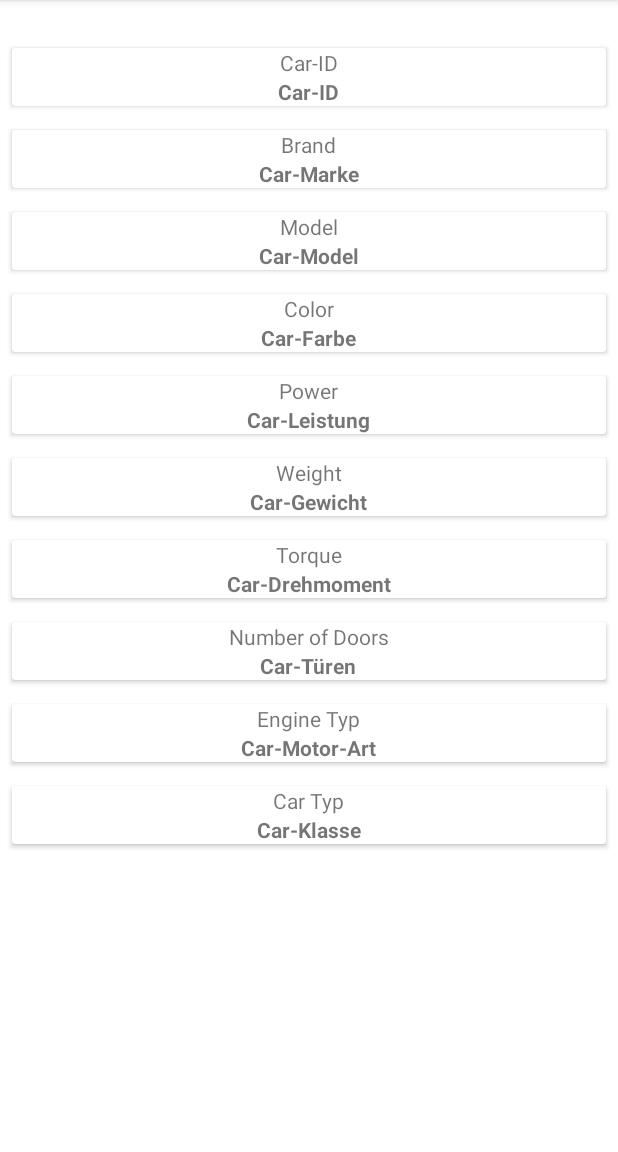
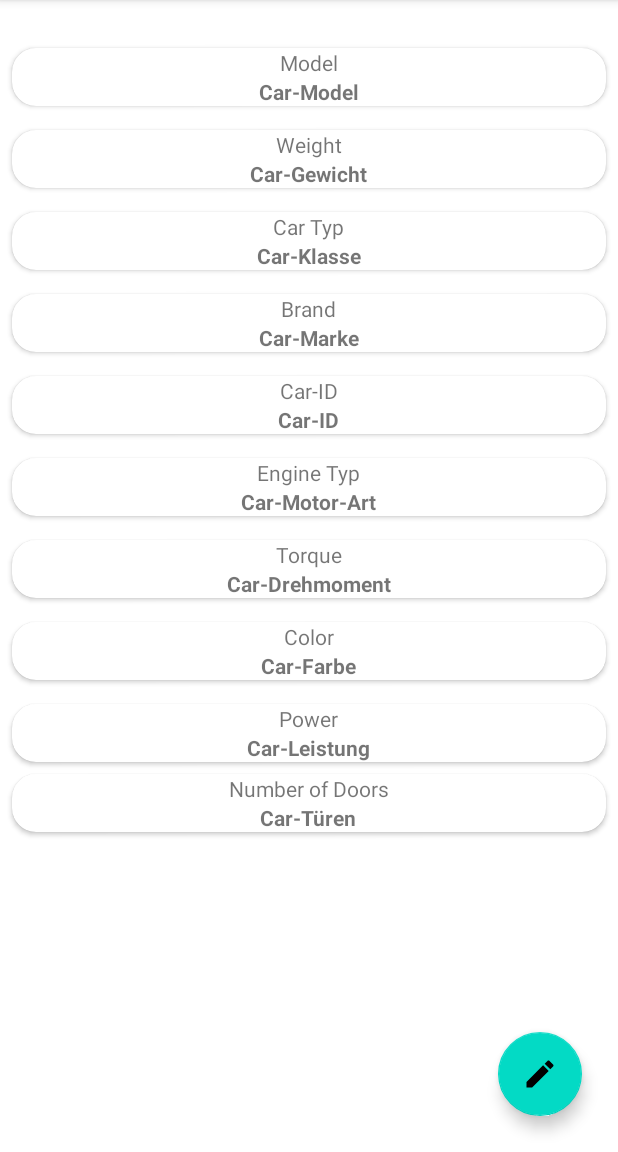
Before and after one commit to LukasLJL/CarService-Android, an Android app: the CarDetailsActivity screen opened directly, with no data from a screen before it, on a phone screen of 412 x 824 dp, the part 84-1236 px from its top. Run offline under Robolectric (Android 15) with nearby library versions, the phone set to English and light mode, and no system bars; our stand-ins replace Picasso; network calls fail; pictures from the network do not load.

Commit message:
NEW! -> Car Brand Icons

```diff
--- a/app/build.gradle
+++ b/app/build.gradle
@@ -39,5 +39,6 @@ dependencies {
     implementation 'com.android.volley:volley:1.1.1'
     implementation 'com.google.code.gson:gson:2.8.6'
     implementation "androidx.swiperefreshlayout:swiperefreshlayout:1.1.0"
+    implementation 'com.squareup.picasso:picasso:2.71828'
 
 }
--- a/app/src/main/java/com/nttdata/carserviceapp/CarDetailsActivity.java
+++ b/app/src/main/java/com/nttdata/carserviceapp/CarDetailsActivity.java
@@ -3,6 +3,8 @@ package com.nttdata.carserviceapp;
 import android.annotation.SuppressLint;
 import android.content.Intent;
 import android.os.Bundle;
+import android.view.View;
+import android.widget.ImageView;
 import android.widget.TextView;
 
 import androidx.annotation.Nullable;
@@ -21,6 +23,11 @@ public class CarDetailsActivity extends AppCompatActivity  {
     private TextView textView_farbe;
     private TextView textView_motor_art;
     private TextView textView_klasse;
+    private ImageView carBrandImage;
+    private CarBrandImageLoader carBrandImageLoader;
+
+    private Car detailCar;
+
 
     @SuppressLint("SetTextI18n")
     @Override
@@ -29,6 +36,8 @@ public class CarDetailsActivity extends AppCompatActivity  {
         setContentView(R.layout.car_details);
         Intent iin = getIntent();
         Bundle bundle = iin.getExtras();
+
+        carBrandImageLoader = new CarBrandImageLoader();
 
         //init all TextViews
         textView_id = findViewById(R.id.car_detail_id);
@@ -41,9 +50,10 @@ public class CarDetailsActivity extends AppCompatActivity  {
         textView_farbe = findViewById(R.id.car_detail_farbe);
         textView_motor_art = findViewById(R.id.car_detail_motor_art);
         textView_klasse = findViewById(R.id.car_detail_klasse);
+        carBrandImage = findViewById(R.id.car_detail_image);
 
         if (bundle != null){
-            Car detailCar = (Car) bundle.get("CAR");
+            detailCar = (Car) bundle.get("CAR");
             textView_id.setText(detailCar.getId().toString());
             textView_marke.setText(detailCar.getMarke());
             textView_model.setText(detailCar.getModel());
@@ -54,7 +64,15 @@ public class CarDetailsActivity extends AppCompatActivity  {
             textView_farbe.setText(detailCar.getFarbe());
             textView_motor_art.setText(detailCar.getMotor_art());
             textView_klasse.setText(detailCar.getKlasse());
+            carBrandImageLoader.getImage(carBrandImage, detailCar.getMarke());
+
         }
 
     }
+
+    public void editCarButton(View view) {
+        Intent intent = new Intent(CarDetailsActivity.this, CarEditActivity.class);
+        intent.putExtra("CAR", detailCar);
+        startActivity(intent);
+    }
 }
--- a/app/src/main/java/com/nttdata/carserviceapp/MainActivity.java
+++ b/app/src/main/java/com/nttdata/carserviceapp/MainActivity.java
@@ -12,6 +12,7 @@ import android.widget.Toast;
 
 import androidx.appcompat.app.AppCompatActivity;
 import androidx.appcompat.view.ActionMode;
+import androidx.appcompat.widget.Toolbar;
 import androidx.recyclerview.widget.LinearLayoutManager;
 import androidx.recyclerview.widget.RecyclerView;
 import androidx.swiperefreshlayout.widget.SwipeRefreshLayout;
@@ -23,6 +24,7 @@ public class MainActivity extends AppCompatActivity implements Adapter.ClickList
     private RecyclerView recyclerView;
     private Adapter adapter;
     private SwipeRefreshLayout swipeRefreshLayout;
+    private Toolbar toolbar;
 
     @Override
     protected void onCreate(Bundle savedInstanceState) {
@@ -43,7 +45,6 @@ public class MainActivity extends AppCompatActivity implements Adapter.ClickList
         adapter = new Adapter(MainActivity.this, carHandler.getLocalCarList(), MainActivity.this);
         recyclerView.setAdapter(adapter);
         recyclerView.setLayoutManager(new LinearLayoutManager(this));
-
 
         //download car from server
         carHandler.getAllCars(this, adapter, MainActivity.this);
@@ -75,7 +76,7 @@ public class MainActivity extends AppCompatActivity implements Adapter.ClickList
     }
 
 
-    private void addCarButton(View view) {
+    public void addCarButton(View view) {
         Toast.makeText(this, "Create Car ", Toast.LENGTH_SHORT).show();
 
         Intent intent = new Intent(this, CarCreateActivity.class);
@@ -141,4 +142,5 @@ public class MainActivity extends AppCompatActivity implements Adapter.ClickList
             actionMode = null;
         }
     };
+
 }
--- a/app/src/main/res/layout/car_details.xml
+++ b/app/src/main/res/layout/car_details.xml
@@ -7,16 +7,153 @@
     android:layout_height="match_parent">
 
 
+    <ScrollView
+        android:id="@+id/scrollView2"
+        android:layout_width="match_parent"
+        android:layout_height="match_parent"
+        app:layout_constraintBottom_toTopOf="@+id/detailEditButton"
+        tools:layout_editor_absoluteX="82dp">
+
+        <LinearLayout
+            android:layout_width="match_parent"
+            android:layout_height="wrap_content"
+            android:orientation="vertical">
+
             <ImageView
-        android:id="@+id/imageView"
+                android:id="@+id/car_detail_image"
                 android:layout_width="wrap_content"
                 android:layout_height="wrap_content"
+                android:layout_gravity="center"
                 android:layout_marginTop="16dp"
-        app:layout_constraintEnd_toEndOf="parent"
-        app:layout_constraintStart_toStartOf="parent"
-        app:layout_constraintTop_toTopOf="parent"
-        tools:ignore="MissingConstraints"
                 tools:srcCompat="@drawable/ic_launcher_foreground" />
+
+            <androidx.cardview.widget.CardView
+                android:id="@+id/cardView_model"
+                android:layout_width="match_parent"
+                android:layout_height="wrap_content"
+                android:layout_marginStart="8dp"
+                android:layout_marginTop="16dp"
+                android:layout_marginEnd="8dp"
+                app:cardCornerRadius="16dp">
+
+                <LinearLayout
+                    android:layout_width="match_parent"
+                    android:layout_height="match_parent"
+                    android:orientation="vertical">
+
+                    <TextView
+                        android:id="@+id/text_car_model"
+                        android:layout_width="wrap_content"
+                        android:layout_height="wrap_content"
+                        android:layout_gravity="center"
+                        android:text="Model" />
+
+                    <TextView
+                        android:id="@+id/car_detail_model"
+                        android:layout_width="wrap_content"
+                        android:layout_height="wrap_content"
+                        android:layout_gravity="center"
+                        android:text="Car-Model"
+                        android:textStyle="bold" />
+                </LinearLayout>
+
+            </androidx.cardview.widget.CardView>
+
+            <androidx.cardview.widget.CardView
+                android:id="@+id/cardView_gewicht"
+                android:layout_width="match_parent"
+                android:layout_height="wrap_content"
+                android:layout_marginStart="8dp"
+                android:layout_marginTop="16dp"
+                android:layout_marginEnd="8dp"
+                app:cardCornerRadius="16dp">
+
+                <LinearLayout
+                    android:layout_width="match_parent"
+                    android:layout_height="match_parent"
+                    android:orientation="vertical">
+
+                    <TextView
+                        android:id="@+id/text_car_gewicht"
+                        android:layout_width="wrap_content"
+                        android:layout_height="wrap_content"
+                        android:layout_gravity="center"
+                        android:text="Weight" />
+
+                    <TextView
+                        android:id="@+id/car_detail_gewicht"
+                        android:layout_width="wrap_content"
+                        android:layout_height="wrap_content"
+                        android:layout_gravity="center"
+                        android:text="Car-Gewicht"
+                        android:textStyle="bold" />
+                </LinearLayout>
+
+            </androidx.cardview.widget.CardView>
+
+            <androidx.cardview.widget.CardView
+                android:id="@+id/cardView_klasse"
+                android:layout_width="match_parent"
+                android:layout_height="wrap_content"
+                android:layout_marginStart="8dp"
+                android:layout_marginTop="16dp"
+                android:layout_marginEnd="8dp"
+                app:cardCornerRadius="16dp">
+
+                <LinearLayout
+                    android:layout_width="match_parent"
+                    android:layout_height="match_parent"
+                    android:orientation="vertical">
+
+                    <TextView
+                        android:id="@+id/text_car_klasse"
+                        android:layout_width="wrap_content"
+                        android:layout_height="wrap_content"
+                        android:layout_gravity="center"
+                        android:text="Car Typ" />
+
+                    <TextView
+                        android:id="@+id/car_detail_klasse"
+                        android:layout_width="wrap_content"
+                        android:layout_height="wrap_content"
+                        android:layout_gravity="center"
+                        android:text="Car-Klasse"
+                        android:textStyle="bold" />
+                </LinearLayout>
+
+            </androidx.cardview.widget.CardView>
+
+            <androidx.cardview.widget.CardView
+                android:id="@+id/cardView_marke"
+                android:layout_width="match_parent"
+                android:layout_height="wrap_content"
+                android:layout_marginStart="8dp"
+                android:layout_marginTop="16dp"
+                android:layout_marginEnd="8dp"
+                app:cardCornerRadius="16dp">
+
+                <LinearLayout
+                    android:layout_width="match_parent"
+                    android:layout_height="match_parent"
+                    android:orientation="vertical">
+
+                    <TextView
+                        android:id="@+id/text_car_marke"
+                        android:layout_width="wrap_content"
+                        android:layout_height="wrap_content"
+                        android:layout_gravity="center"
+                        android:text="Brand" />
+
+                    <TextView
+                        android:id="@+id/car_detail_marke"
+                        android:layout_width="wrap_content"
+                        android:layout_height="wrap_content"
+                        android:layout_gravity="center"
+                        android:text="Car-Marke"
+                        android:textStyle="bold" />
+                </LinearLayout>
+
+            </androidx.cardview.widget.CardView>
 
             <androidx.cardview.widget.CardView
                 android:id="@+id/cardView_id"
@@ -25,9 +162,7 @@
                 android:layout_marginStart="8dp"
                 android:layout_marginTop="16dp"
                 android:layout_marginEnd="8dp"
-        app:layout_constraintEnd_toEndOf="parent"
-        app:layout_constraintStart_toStartOf="parent"
-        app:layout_constraintTop_toBottomOf="@+id/imageView">
+                app:cardCornerRadius="16dp">
 
                 <LinearLayout
                     android:layout_width="match_parent"
@@ -47,20 +182,19 @@
                         android:layout_height="wrap_content"
                         android:layout_gravity="center"
                         android:text="Car-ID"
-                android:textStyle="bold"/>
+                        android:textStyle="bold" />
                 </LinearLayout>
 
             </androidx.cardview.widget.CardView>
 
             <androidx.cardview.widget.CardView
-        android:id="@+id/cardView_marke"
+                android:id="@+id/cardView_motor_art"
                 android:layout_width="match_parent"
                 android:layout_height="wrap_content"
                 android:layout_marginStart="8dp"
+                android:layout_marginTop="16dp"
                 android:layout_marginEnd="8dp"
-        android:layout_marginTop="16dp"
-        app:layout_constraintTop_toBottomOf="@+id/cardView_id"
-        tools:layout_editor_absoluteX="0dp">
+                app:cardCornerRadius="16dp">
 
                 <LinearLayout
                     android:layout_width="match_parent"
@@ -68,32 +202,32 @@
                     android:orientation="vertical">
 
                     <TextView
-                android:id="@+id/text_car_marke"
+                        android:id="@+id/text_car_motor_art"
                         android:layout_width="wrap_content"
                         android:layout_height="wrap_content"
                         android:layout_gravity="center"
-                android:text="Brand" />
+                        android:text="Engine Typ" />
 
                     <TextView
-                android:id="@+id/car_detail_marke"
+                        android:id="@+id/car_detail_motor_art"
                         android:layout_width="wrap_content"
                         android:layout_height="wrap_content"
                         android:layout_gravity="center"
-                android:text="Car-Marke"
-                android:textStyle="bold"/>
+                        android:text="Car-Motor-Art"
+                        android:textStyle="bold" />
+
                 </LinearLayout>
 
             </androidx.cardview.widget.CardView>
 
             <androidx.cardview.widget.CardView
-        android:id="@+id/cardView_model"
+                android:id="@+id/cardView_drehmoment"
                 android:layout_width="match_parent"
                 android:layout_height="wrap_content"
                 android:layout_marginStart="8dp"
+                android:layout_marginTop="16dp"
                 android:layout_marginEnd="8dp"
-        android:layout_marginTop="16dp"
-        app:layout_constraintTop_toBottomOf="@+id/cardView_marke"
-        tools:layout_editor_absoluteX="-16dp">
+                app:cardCornerRadius="16dp">
 
                 <LinearLayout
                     android:layout_width="match_parent"
@@ -101,19 +235,19 @@
                     android:orientation="vertical">
 
                     <TextView
-                android:id="@+id/text_car_model"
+                        android:id="@+id/text_car_drehmoment"
                         android:layout_width="wrap_content"
                         android:layout_height="wrap_content"
                         android:layout_gravity="center"
-                android:text="Model" />
+                        android:text="Torque" />
 
                     <TextView
-                android:id="@+id/car_detail_model"
+                        android:id="@+id/car_detail_drehmoment"
                         android:layout_width="wrap_content"
                         android:layout_height="wrap_content"
                         android:layout_gravity="center"
-                android:text="Car-Model"
-                android:textStyle="bold"/>
+                        android:text="Car-Drehmoment"
+                        android:textStyle="bold" />
                 </LinearLayout>
 
             </androidx.cardview.widget.CardView>
@@ -123,10 +257,9 @@
                 android:layout_width="match_parent"
                 android:layout_height="wrap_content"
                 android:layout_marginStart="8dp"
+                android:layout_marginTop="16dp"
                 android:layout_marginEnd="8dp"
-        android:layout_marginTop="16dp"
-        app:layout_constraintTop_toBottomOf="@+id/cardView_model"
-        tools:layout_editor_absoluteX="0dp">
+                app:cardCornerRadius="16dp">
 
                 <LinearLayout
                     android:layout_width="match_parent"
@@ -145,8 +278,8 @@
                         android:layout_width="wrap_content"
                         android:layout_height="wrap_content"
                         android:layout_gravity="center"
-                android:textStyle="bold"
-                android:text="Car-Farbe" />
+                        android:text="Car-Farbe"
+                        android:textStyle="bold" />
                 </LinearLayout>
 
             </androidx.cardview.widget.CardView>
@@ -156,10 +289,9 @@
                 android:layout_width="match_parent"
                 android:layout_height="wrap_content"
                 android:layout_marginStart="8dp"
+                android:layout_marginTop="16dp"
                 android:layout_marginEnd="8dp"
-        android:layout_marginTop="16dp"
-        app:layout_constraintTop_toBottomOf="@+id/cardView_farbe"
-        tools:layout_editor_absoluteX="-16dp">
+                app:cardCornerRadius="16dp">
 
                 <LinearLayout
                     android:layout_width="match_parent"
@@ -178,74 +310,8 @@
                         android:layout_width="wrap_content"
                         android:layout_height="wrap_content"
                         android:layout_gravity="center"
-                android:textStyle="bold"
-                android:text="Car-Leistung" />
-        </LinearLayout>
-
-    </androidx.cardview.widget.CardView>
-
-    <androidx.cardview.widget.CardView
-        android:id="@+id/cardView_gewicht"
-        android:layout_width="match_parent"
-        android:layout_height="wrap_content"
-        android:layout_marginStart="8dp"
-        android:layout_marginEnd="8dp"
-        android:layout_marginTop="16dp"
-        app:layout_constraintTop_toBottomOf="@+id/cardView_leistung"
-        tools:layout_editor_absoluteX="-16dp">
-
-        <LinearLayout
-            android:layout_width="match_parent"
-            android:layout_height="match_parent"
-            android:orientation="vertical">
-
-            <TextView
-                android:id="@+id/text_car_gewicht"
-                android:layout_width="wrap_content"
-                android:layout_height="wrap_content"
-                android:layout_gravity="center"
-                android:text="Weight" />
-
-            <TextView
-                android:id="@+id/car_detail_gewicht"
-                android:layout_width="wrap_content"
-                android:layout_height="wrap_content"
-                android:layout_gravity="center"
-                android:textStyle="bold"
-                android:text="Car-Gewicht" />
-        </LinearLayout>
-
-    </androidx.cardview.widget.CardView>
-
-    <androidx.cardview.widget.CardView
-        android:id="@+id/cardView_drehmoment"
-        android:layout_width="match_parent"
-        android:layout_height="wrap_content"
-        android:layout_marginStart="8dp"
-        android:layout_marginEnd="8dp"
-        android:layout_marginTop="16dp"
-        app:layout_constraintTop_toBottomOf="@+id/cardView_gewicht"
-        tools:layout_editor_absoluteX="0dp">
-
-        <LinearLayout
-            android:layout_width="match_parent"
-            android:layout_height="match_parent"
-            android:orientation="vertical">
-
-            <TextView
-                android:id="@+id/text_car_drehmoment"
-                android:layout_width="wrap_content"
-                android:layout_height="wrap_content"
-                android:layout_gravity="center"
-                android:text="Torque" />
-
-            <TextView
-                android:id="@+id/car_detail_drehmoment"
-                android:layout_width="wrap_content"
-                android:layout_height="wrap_content"
-                android:layout_gravity="center"
-                android:textStyle="bold"
-                android:text="Car-Drehmoment" />
+                        android:text="Car-Leistung"
+                        android:textStyle="bold" />
                 </LinearLayout>
 
             </androidx.cardview.widget.CardView>
@@ -254,11 +320,9 @@
                 android:id="@+id/cardView_tueren"
                 android:layout_width="match_parent"
                 android:layout_height="wrap_content"
-        android:layout_marginStart="8dp"
-        android:layout_marginEnd="8dp"
+                android:layout_margin="8dp"
                 android:layout_marginTop="16dp"
-        app:layout_constraintTop_toBottomOf="@+id/cardView_drehmoment"
-        tools:layout_editor_absoluteX="0dp">
+                app:cardCornerRadius="16dp">
 
                 <LinearLayout
                     android:layout_width="match_parent"
@@ -277,75 +341,24 @@
                         android:layout_width="wrap_content"
                         android:layout_height="wrap_content"
                         android:layout_gravity="center"
-                android:textStyle="bold"
-                android:text="Car-Türen" />
+                        android:text="Car-Türen"
+                        android:textStyle="bold" />
                 </LinearLayout>
 
             </androidx.cardview.widget.CardView>
+        </LinearLayout>
+    </ScrollView>
 
-    <androidx.cardview.widget.CardView
-        android:id="@+id/cardView_motor_art"
-        android:layout_width="match_parent"
-        android:layout_height="wrap_content"
-        android:layout_marginStart="8dp"
-        android:layout_marginEnd="8dp"
-        android:layout_marginTop="16dp"
-        app:layout_constraintTop_toBottomOf="@+id/cardView_tueren"
-        tools:layout_editor_absoluteX="0dp">
-
-        <LinearLayout
-            android:layout_width="match_parent"
-            android:layout_height="match_parent"
-            android:orientation="vertical">
-            <TextView
-                android:id="@+id/text_car_motor_art"
+    <com.google.android.material.floatingactionbutton.FloatingActionButton
+        android:id="@+id/detailEditButton"
         android:layout_width="wrap_content"
         android:layout_height="wrap_content"
-                android:layout_gravity="center"
-                android:text="Engine Typ" />
+        android:layout_marginEnd="24dp"
+        android:layout_marginBottom="24dp"
+        android:clickable="true"
+        android:onClick="editCarButton"
+        app:layout_constraintBottom_toBottomOf="parent"
+        app:layout_constraintEnd_toEndOf="parent"
+        app:srcCompat="@drawable/ic_edit" />
 
-            <TextView
-                android:id="@+id/car_detail_motor_art"
-                android:layout_width="wrap_content"
-                android:layout_height="wrap_content"
-                android:layout_gravity="center"
-                android:textStyle="bold"
-                android:text="Car-Motor-Art" />
-
-        </LinearLayout>
-
-    </androidx.cardview.widget.CardView>
-
-    <androidx.cardview.widget.CardView
-        android:id="@+id/cardView_klasse"
-        android:layout_width="match_parent"
-        android:layout_height="wrap_content"
-        android:layout_marginStart="8dp"
-        android:layout_marginEnd="8dp"
-        android:layout_marginTop="16dp"
-        app:layout_constraintTop_toBottomOf="@+id/cardView_motor_art"
-        tools:layout_editor_absoluteX="0dp">
-
-        <LinearLayout
-            android:layout_width="match_parent"
-            android:layout_height="match_parent"
-            android:orientation="vertical">
-
-            <TextView
-                android:id="@+id/text_car_klasse"
-                android:layout_width="wrap_content"
-                android:layout_height="wrap_content"
-                android:layout_gravity="center"
-                android:text="Car Typ" />
-
-            <TextView
-                android:id="@+id/car_detail_klasse"
-                android:layout_width="wrap_content"
-                android:layout_height="wrap_content"
-                android:layout_gravity="center"
-                android:textStyle="bold"
-                android:text="Car-Klasse" />
-        </LinearLayout>
-
-    </androidx.cardview.widget.CardView>
 </androidx.constraintlayout.widget.ConstraintLayout>
--- a/app/src/main/res/menu/car_menu.xml
+++ b/app/src/main/res/menu/car_menu.xml
@@ -11,4 +11,5 @@
         android:title="Edit Car"
         android:icon="@drawable/ic_edit" />
 
+
 </menu>
--- a/app/src/main/res/values/themes.xml
+++ b/app/src/main/res/values/themes.xml
@@ -12,5 +12,8 @@
         <!-- Status bar color. -->
         <item name="android:statusBarColor" tools:targetApi="l">?attr/colorPrimaryVariant</item>
         <!-- Customize your theme here. -->
+        <item name="windowActionModeOverlay">true</item>
+        <item name="windowActionBar">true</item>
+
     </style>
 </resources>
```
Also changed, not shown: app/src/main/java/com/nttdata/carserviceapp/Adapter.java (+12 -1 lines), app/src/main/java/com/nttdata/carserviceapp/CarBrandImageLoader.java (added, +43 -0 lines), app/src/main/java/com/nttdata/carserviceapp/CarHandler.java (+49 -1 lines), app/src/main/res/layout/activity_main.xml (+9 -8 lines), app/src/main/res/layout/toolbar.xml (added, +9 -0 lines). Lines whose indentation alone changed are shown as unchanged.
